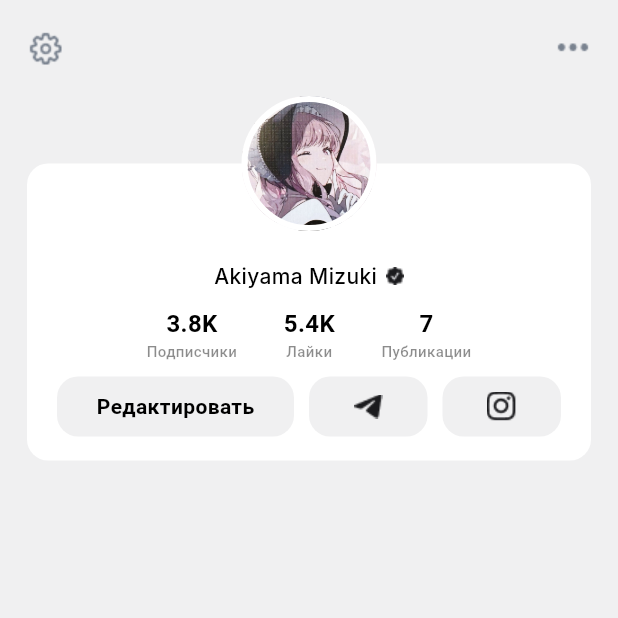
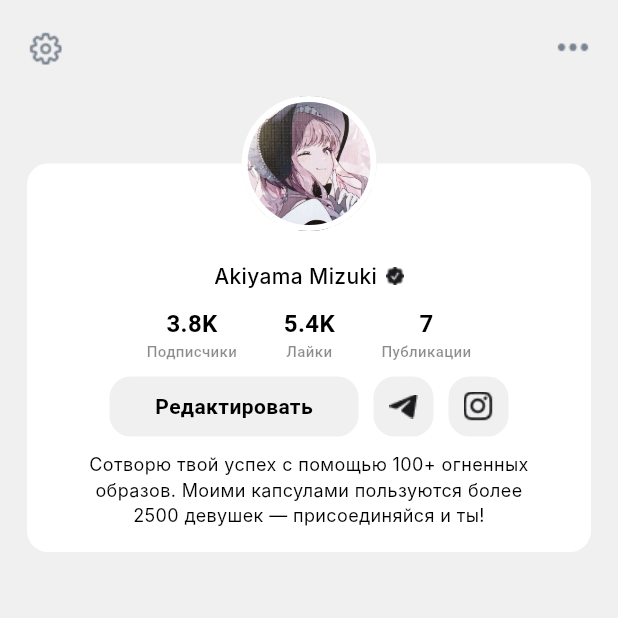
Before and after one commit to iissiin/kiruFlutterApp, a Flutter app: the screen it shows after launch, on a phone screen of 412 x 824 dp, the top half of it. Run offline on Flutter 3.47's test engine with Material 3 defaults, Android fonts, the light colour scheme and no system bars; Roboto replaces fonts that are missing (Inter).

Commit message:
wip закончила шапку профиля

```diff
--- a/kiru/lib/home/homeScreen.dart
+++ b/kiru/lib/home/homeScreen.dart
@@ -110,17 +110,16 @@ class HomeScreen extends StatelessWidget {
                             // кнопкии
                             Padding(
                               padding: const EdgeInsets.symmetric(
-                                horizontal: 20.0,
+                                horizontal: 55.0,
                               ),
                               child: Row(
                                 children: [
                                   // Кнопка "Редактировать" (адаптивная ширина)
                                   Expanded(
-                                    flex: 2, // Занимает большую часть места
+                                    flex: 3,
                                     child: _buildButton(
                                       text: 'Редактировать',
-                                      backgroundColor: AppColors
-                                          .background, // Предполагаемый цвет фона
+                                      backgroundColor: AppColors.background,
                                       textColor: AppColors.black,
                                       onTap: () {
                                         // TODO: Логика редактирования
@@ -130,12 +129,11 @@ class HomeScreen extends StatelessWidget {
 
                                   const SizedBox(width: 10),
 
-                                  // Кнопка Телеграм (фиксированная ширина)
+                                  // Кнопка Телеграм
                                   Expanded(
-                                    flex: 1, // Занимает меньшую часть места
+                                    flex: 0,
                                     child: _buildSocialButton(
-                                      icon: AppImages
-                                          .telegramIcon, // Предполагаемая константа иконки
+                                      icon: AppImages.telegramIcon,
                                       onTap: () {
                                         // TODO: Логика перехода в Telegram
                                       },
@@ -144,18 +142,34 @@ class HomeScreen extends StatelessWidget {
 
                                   const SizedBox(width: 10),
 
-                                  // Кнопка Инстаграм (фиксированная ширина)
+                                  // Кнопка Инстаграм
                                   Expanded(
-                                    flex: 1, // Занимает меньшую часть места
+                                    flex: 0,
                                     child: _buildSocialButton(
-                                      icon: AppImages
-                                          .InstagramIcon, // Предполагаемая константа иконки
+                                      icon: AppImages.InstagramIcon,
                                       onTap: () {
                                         // TODO: Логика перехода в Instagram
                                       },
                                     ),
                                   ),
                                 ],
+                              ),
+                            ),
+
+                            const SizedBox(height: 10),
+                            Padding(
+                              padding: const EdgeInsets.symmetric(
+                                horizontal: 38,
+                              ),
+                              child: Text(
+                                'Сотворю твой успех с помощью 100+ огненных образов. Моими капсулами пользуются более 2500 девушек — присоединяйся и ты!',
+                                textAlign: TextAlign.center,
+                                style: TextStyle(
+                                  color: AppColors.black,
+                                  fontSize: 12,
+                                  fontWeight: FontWeight.w400,
+                                  fontFamily: 'Inter',
+                                ),
                               ),
                             ),
 
@@ -230,16 +244,13 @@ class HomeScreen extends StatelessWidget {
       onTap: onTap,
       child: Container(
         height: 40,
+        width: 40,
         decoration: BoxDecoration(
-          color: AppColors.background, // Предполагаемый цвет фона
-          borderRadius: BorderRadius.circular(14), // Закругление углов
+          color: AppColors.background,
+          borderRadius: BorderRadius.circular(14),
         ),
         alignment: Alignment.center,
-        child: Image.asset(
-          icon,
-          width: 20, // Размер иконки
-          height: 20,
-        ),
+        child: Image.asset(icon, width: 20, height: 20),
       ),
     );
   }
@@ -254,9 +265,10 @@ class HomeScreen extends StatelessWidget {
       onTap: onTap,
       child: Container(
         height: 40,
+        padding: const EdgeInsets.symmetric(horizontal: 25),
         decoration: BoxDecoration(
           color: backgroundColor,
-          borderRadius: BorderRadius.circular(14), // Закругление углов
+          borderRadius: BorderRadius.circular(14),
         ),
         alignment: Alignment.center,
         child: Text(
```
